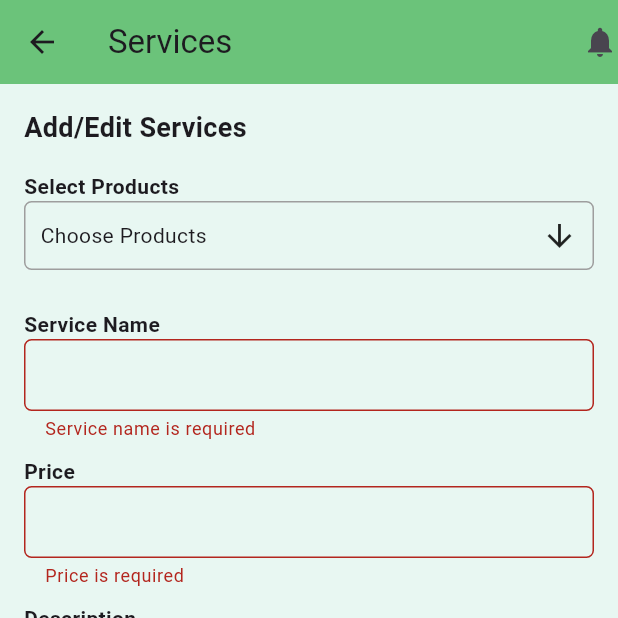
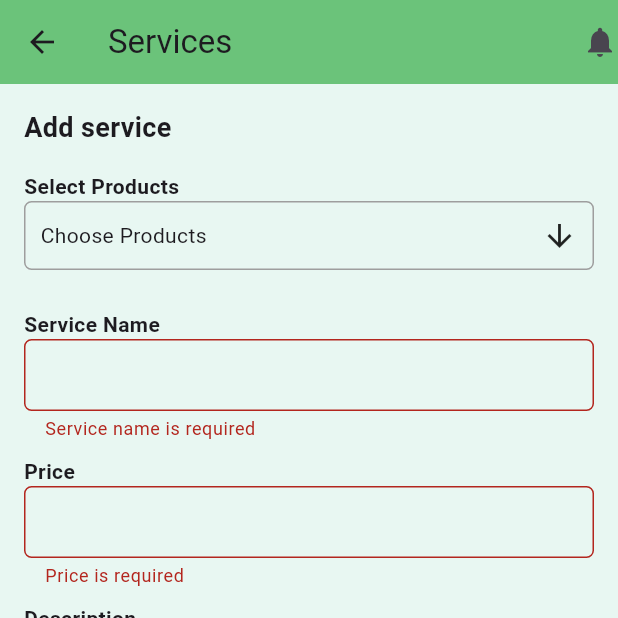
Before and after one commit to mekala-111/go_med, a Flutter app: the ServicesPageEdit screen opened by its route, after a tap on "Add Service", on a phone screen of 412 x 824 dp, the top half of it. Run offline on Flutter 3.47's test engine with Material 3 defaults, Android fonts, the light colour scheme and no system bars; drawn by our look-alikes of multi_select_flutter; our stand-ins replace firebase_auth, firebase_core, flutter_riverpod, image_picker, shared_preferences; accounts and stored records are empty.

Commit message:
updated17-02

```diff
--- a/lib/screens/services_edit.dart
+++ b/lib/screens/services_edit.dart
@@ -17,14 +17,15 @@ class _ServicesPageEditState extends ConsumerState<ServicesPageEdit> {
   final TextEditingController descriptionController = TextEditingController();
 
   final _formKey = GlobalKey<FormState>();
+  bool isLoading = false;
 
   List<String> selectedProducts = []; // Stores selected product names
   Map<String, String> productMap = {};
   // Stores {productName: productId}
   List filteredProductsList = [];
   String? type;
-   String? productId;
-
+  List<String>? productId;
+  String? serviceId;
 
   @override
   void didChangeDependencies() {
@@ -42,17 +43,13 @@ class _ServicesPageEditState extends ConsumerState<ServicesPageEdit> {
         descriptionController.text = args['details'] ?? '';
         productId = args['productIds'] ?? '';
         type = args['type'] ?? '';
-
+        serviceId = args['serviceId'] ?? '';
       });
     }
-
-
-
-
+    print('description---------------------$descriptionController');
+    print('  productId--------------------$productId');
+    print('serviceId--------------------$serviceId');
   }
-
-
-
 
   @override
   Widget build(BuildContext context) {
@@ -89,8 +86,8 @@ class _ServicesPageEditState extends ConsumerState<ServicesPageEdit> {
             child: Column(
               crossAxisAlignment: CrossAxisAlignment.start,
               children: [
-                const Text(
-                  "Add/Edit Services",
+                Text(
+                  type == 'edit' ? 'Edit service' : 'Add service',
                   style: TextStyle(fontSize: 18, fontWeight: FontWeight.bold),
                 ),
                 const SizedBox(height: 16),
@@ -148,7 +145,8 @@ class _ServicesPageEditState extends ConsumerState<ServicesPageEdit> {
                                     .remove(name); // Remove name only
                               });
                               print("Product removed: $name");
-              print("Updated Selected Products: $selectedProducts");
+                              print(
+                                  "Updated Selected Products: $selectedProducts");
                             },
                             child: const Icon(Icons.close,
                                 size: 16, color: Colors.white),
@@ -210,13 +208,32 @@ class _ServicesPageEditState extends ConsumerState<ServicesPageEdit> {
                           final double? parsedPrice =
                               double.tryParse(priceController.text);
 
+                          if (type == 'edit') {
                             try {
-                            await ref.read(serviceProvider.notifier).addService(
+                              await ref
+                                  .read(serviceProvider.notifier)
+                                  .updateService(
+                                    serviceController.text,
+                                    descriptionController.text,
+                                    parsedPrice,
+                                    productIds,
+                                    serviceId,
+                                  );
+                              serviceController.clear();
+                              descriptionController.clear();
+                              priceController.clear();
+                            } catch (e) {
+                              print('catch exicuted..$e');
+                            }
+                          } else {
+                            try {
+                              await ref
+                                  .read(serviceProvider.notifier)
+                                  .addService(
                                       serviceController.text,
                                       descriptionController.text,
                                       parsedPrice,
                                       productIds
-
 
                                       // productIds
                                       );
@@ -229,9 +246,9 @@ class _ServicesPageEditState extends ConsumerState<ServicesPageEdit> {
                             } catch (e) {
                               print('Error: $e');
                             }
-                        }else{
-                          _showSnackBar(
-                                        context, "Please fill all fields.");
+                          }
+                        } else {
+                          _showSnackBar(context, "Please fill all fields.");
                         }
                       },
                       style: ElevatedButton.styleFrom(
@@ -239,7 +256,8 @@ class _ServicesPageEditState extends ConsumerState<ServicesPageEdit> {
                         padding: const EdgeInsets.symmetric(
                             horizontal: 50, vertical: 15),
                       ),
-                      child: const Text("Add Service"),
+                      child: Text(
+                          type == 'edit' ? 'Update Srvice' : 'Add Service'),
                     ),
                   ),
                 ),
--- a/lib/utils/gomed_api.dart
+++ b/lib/utils/gomed_api.dart
@@ -13,4 +13,6 @@ class Bbapi {
   static const String sparepartAdd = "$baseUrl/spareparts/add";
   static const String serviceAdd = "$baseUrl/services/createservice";
    static const String getService = "$baseUrl/services/getservices";
+    static const String ServiceUpdate= "$baseUrl/services/updateservice";
+     static const String deleteService = "$baseUrl/services/deleteservice";
 }
```
Also changed, not shown: lib/providers/serviceProvider.dart (+145 -0 lines), lib/screens/Services.dart (+209 -86 lines), lib/screens/products_scrren.dart (+1 -23 lines). Lines whose indentation alone changed are shown as unchanged.
